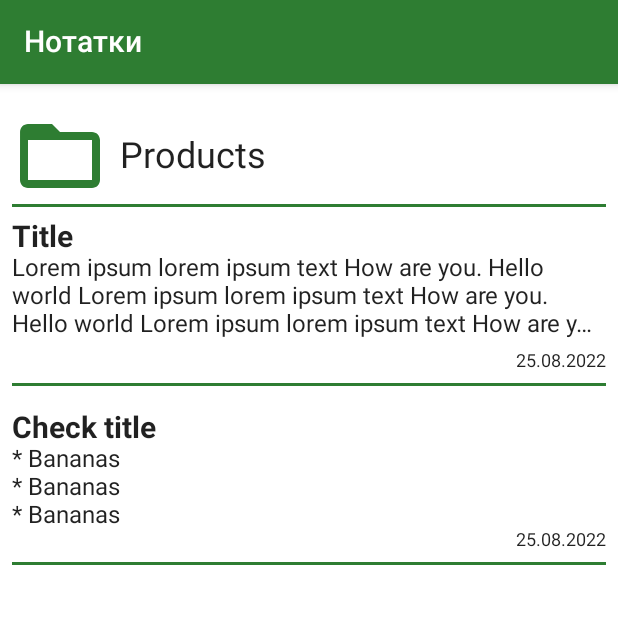
After one commit to bilotserkivets/My-Notes, an Android app built with Jetpack Compose: the composable MainScreen shown on its own in the app's theme, on a phone screen of 412 x 824 dp, the top half of it. The commit adds this screen. Run offline under Robolectric (Android 15) with nearby library versions, the phone set to English and light mode, and no system bars.

Commit message:
Create view MainSreen

```diff
--- /dev/null
+++ b/app/src/main/java/com/example/mynotes/screens/MainScreen.kt
@@ -0,0 +1,139 @@
+package com.example.mynotes.screens
+
+import androidx.compose.foundation.layout.*
+import androidx.compose.material.*
+import androidx.compose.material.icons.Icons
+import androidx.compose.runtime.Composable
+import androidx.compose.ui.Alignment
+import androidx.compose.ui.Modifier
+import androidx.compose.ui.graphics.Color
+import androidx.compose.ui.res.painterResource
+import androidx.compose.ui.res.stringResource
+import androidx.compose.ui.text.font.FontWeight
+import androidx.compose.ui.text.style.TextOverflow
+import androidx.compose.ui.tooling.preview.Preview
+import androidx.compose.ui.unit.dp
+import androidx.compose.ui.unit.sp
+import com.example.mynotes.R
+import com.example.mynotes.ui.theme.Green800
+
+
+@Composable
+fun MainScreen() {
+    Scaffold(
+        topBar = {
+            TopAppBar(
+                title = { Text(text = stringResource(R.string.notes))
+                },
+                contentColor = Color.White,
+                backgroundColor = Green800
+            )
+        }
+    ) {
+        Column(modifier = Modifier
+            .fillMaxWidth()
+            .padding(horizontal = 8.dp, vertical = 16.dp)) {
+            CategoryItem()
+            NoteItem()
+            NoteCheckItem()
+        }
+    }
+}
+
+@Composable
+fun CategoryItem() {
+    Row(
+        modifier = Modifier.fillMaxWidth(),
+        verticalAlignment = Alignment.CenterVertically
+    ) {
+        Icon(
+            painter = painterResource(id = R.drawable.ic_folder),
+            contentDescription = stringResource(id = R.string.folder),
+            modifier = Modifier.size(64.dp),
+            tint = Green800
+        )
+        Text(
+            text = "Products",
+            fontSize = 24.sp,
+            modifier = Modifier.padding(horizontal = 8.dp)
+        )
+    }
+    Divider(color = Green800, thickness = 2.dp)
+}
+
+@Composable
+fun NoteItem() {
+    Column(modifier = Modifier
+        .fillMaxWidth()
+        .padding(vertical = 8.dp)
+    ) {
+        Text(
+            text = "Title",
+            fontSize = 20.sp,
+            fontWeight = FontWeight.Bold
+            )
+        Text(
+            text = "Lorem ipsum lorem ipsum text How are you. Hello world Lorem ipsum lorem ipsum text How are you. Hello world Lorem ipsum lorem ipsum text How are you. Hello world",
+            fontSize = 16.sp,
+            maxLines = 3,
+            overflow = TextOverflow.Ellipsis
+        )
+        Row(
+            modifier = Modifier
+                .fillMaxWidth()
+                .padding(vertical = 8.dp)
+            ,
+            horizontalArrangement = Arrangement.End
+            ) {
+            Text(
+                text = "25.08.2022",
+                fontSize = 12.sp
+                )
+        }
+        Divider(color = Green800, thickness = 2.dp)
+    }
+}
+
+@Composable
+fun NoteCheckItem() {
+    Column(modifier = Modifier
+        .fillMaxWidth()
+        .padding(vertical = 8.dp)
+    ) {
+        Text(
+            text = "Check title",
+            fontSize = 20.sp,
+            fontWeight = FontWeight.Bold
+        )
+        Text(
+            text = "* Bananas",
+            fontSize = 16.sp,
+        )
+        Text(
+            text = "* Bananas",
+            fontSize = 16.sp,
+        )
+        Text(
+            text = "* Bananas",
+            fontSize = 16.sp,
+            overflow = TextOverflow.Ellipsis
+        )
+        Row(
+            modifier = Modifier.fillMaxWidth(),
+            horizontalArrangement = Arrangement.End
+        ) {
+            Text(
+                text = "25.08.2022",
+                fontSize = 12.sp
+            )
+        }
+
+    }
+    Divider(color = Green800, thickness = 2.dp)
+}
+
+@Preview(showBackground = true)
+@Composable
+fun MainScreenPrev() {
+    MainScreen()
+}
--- a/app/src/main/java/com/example/mynotes/ui/theme/Color.kt
+++ b/app/src/main/java/com/example/mynotes/ui/theme/Color.kt
@@ -6,3 +6,6 @@ val Purple200 = Color(0xFFBB86FC)
 val Purple500 = Color(0xFF6200EE)
 val Purple700 = Color(0xFF3700B3)
 val Teal200 = Color(0xFF03DAC5)
+val Green800 = Color(0xFF2E7d32)
+val GreenLight = Color(0xFF60ad5e)
+val GreenDark = Color(0xFF005005)
--- /dev/null
+++ b/app/src/main/res/drawable/ic_folder.xml
@@ -0,0 +1,5 @@
+<vector android:height="24dp" android:tint="#000000"
+    android:viewportHeight="24" android:viewportWidth="24"
+    android:width="24dp" xmlns:android="http://schemas.android.com/apk/res/android">
+    <path android:fillColor="@android:color/white" android:pathData="M20,6h-8l-2,-2L4,4c-1.1,0 -1.99,0.9 -1.99,2L2,18c0,1.1 0.9,2 2,2h16c1.1,0 2,-0.9 2,-2L22,8c0,-1.1 -0.9,-2 -2,-2zM20,18L4,18L4,8h16v10z"/>
+</vector>
--- a/app/src/main/res/values/strings.xml
+++ b/app/src/main/res/values/strings.xml
@@ -1,3 +1,5 @@
 <resources>
     <string name="app_name">My Notes</string>
+    <string name="notes">Нотатки</string>
+    <string name="folder">folder</string>
 </resources>
```
